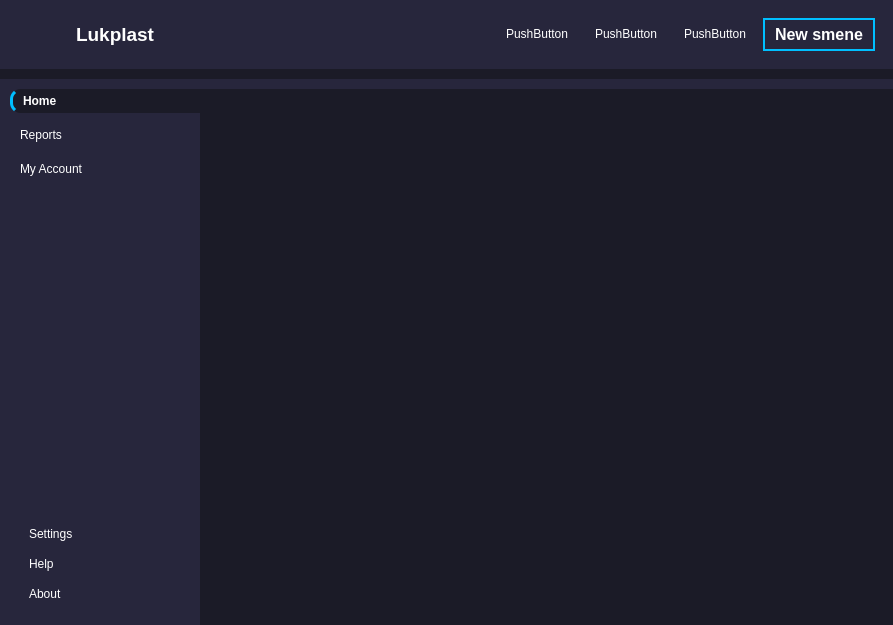
Before: the Qt Designer form interface.ui in KofanovE/GuiLukplast, drawn with Qt 5.
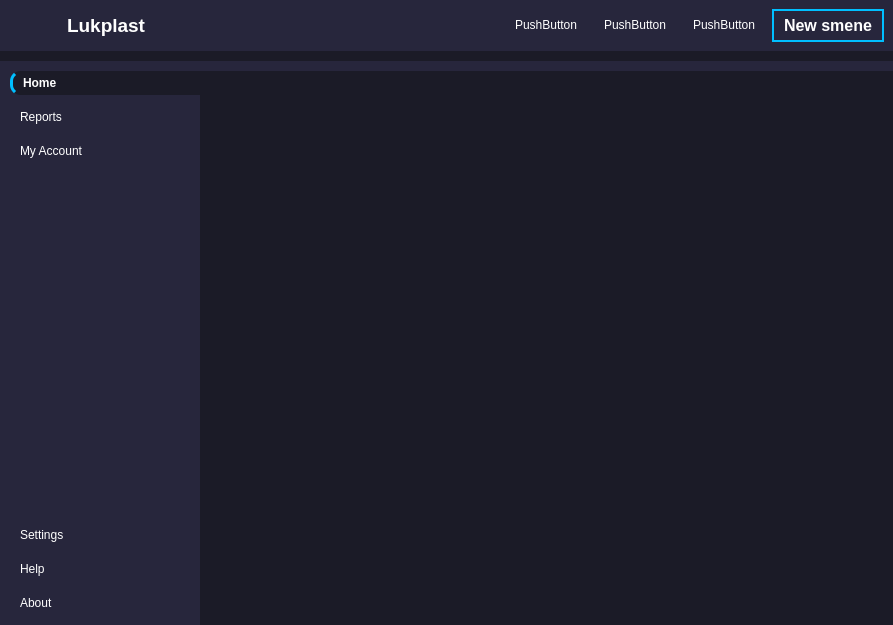
After: the same form once the commit is applied. Icons and pictures are not drawn. Custom widgets are drawn as their Qt base class.

Commit message: dev_0_8: add slye left menu. There are mistakes with method of new class of left menu.

```diff
--- a/interface.ui
+++ b/interface.ui
@@ -72,6 +72,21 @@
     <item>
      <widget class="QWidget" name="header" native="true">
       <layout class="QHBoxLayout" name="horizontalLayout">
+       <property name="spacing">
+        <number>0</number>
+       </property>
+       <property name="leftMargin">
+        <number>0</number>
+       </property>
+       <property name="topMargin">
+        <number>0</number>
+       </property>
+       <property name="rightMargin">
+        <number>0</number>
+       </property>
+       <property name="bottomMargin">
+        <number>0</number>
+       </property>
        <item alignment="Qt::AlignLeft">
         <widget class="QFrame" name="frame_2">
          <property name="frameShape">
@@ -327,6 +342,21 @@
                 <enum>QFrame::Raised</enum>
                </property>
                <layout class="QVBoxLayout" name="verticalLayout_6">
+                <property name="spacing">
+                 <number>10</number>
+                </property>
+                <property name="leftMargin">
+                 <number>0</number>
+                </property>
+                <property name="topMargin">
+                 <number>0</number>
+                </property>
+                <property name="rightMargin">
+                 <number>0</number>
+                </property>
+                <property name="bottomMargin">
+                 <number>0</number>
+                </property>
                 <item>
                  <widget class="QPushButton" name="settingsBtn">
                   <property name="text">
@@ -391,6 +421,14 @@
    </layout>
   </widget>
  </widget>
+ <customwidgets>
+  <customwidget>
+   <class>QCustomSlideMenu</class>
+   <extends>QFrame</extends>
+   <header location="global">Custom_Widgets.Widgets.h</header>
+   <container>1</container>
+  </customwidget>
+ </customwidgets>
  <resources>
   <include location="QSS/QSS_Resources.qrc"/>
  </resources>
```
Left out of the diff: 37 changed lines with no effect on the pictures. The commit also changes 2 other files.
